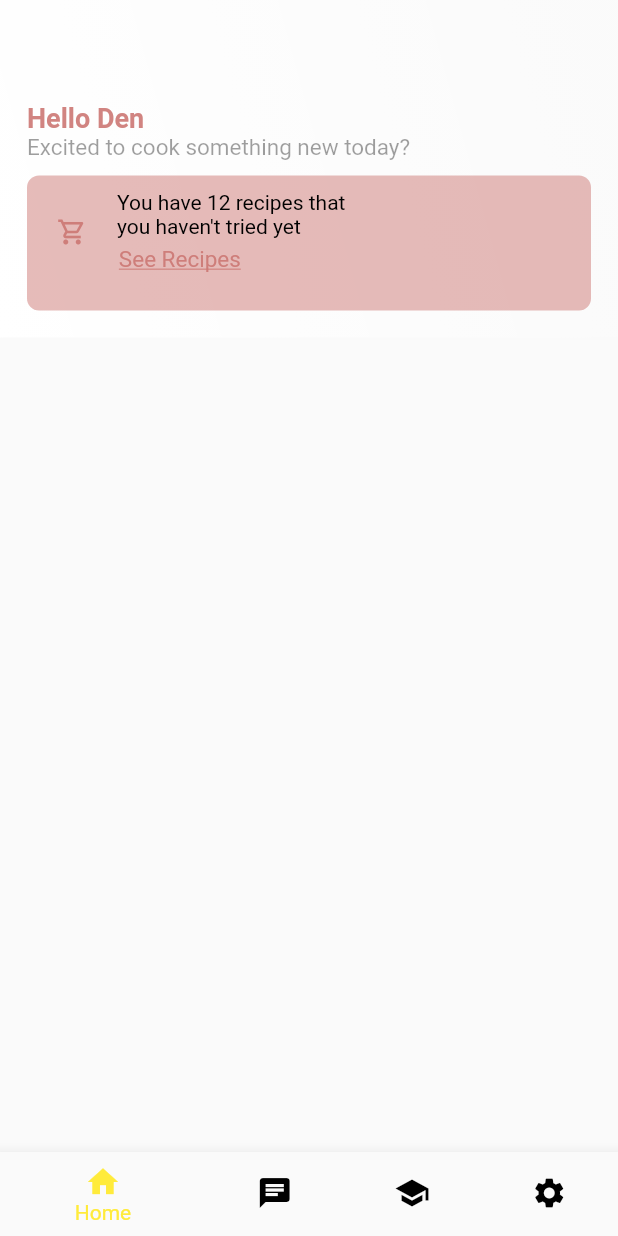
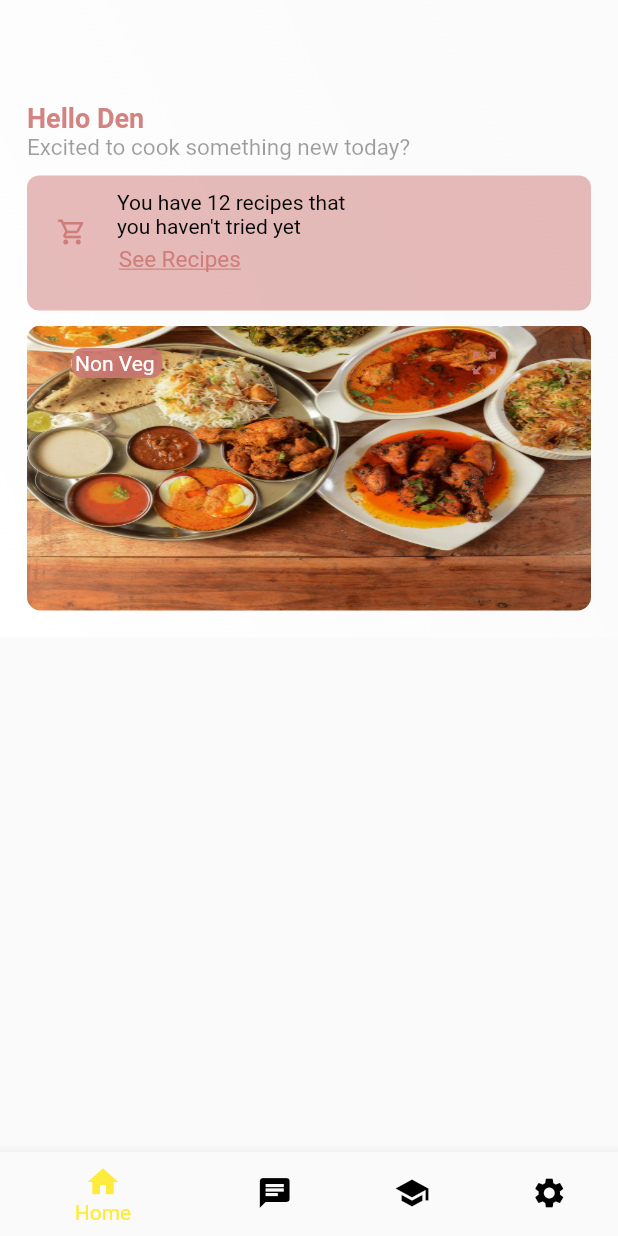
Before and after one commit to zeeshi045/Flutter-Projects, a Flutter app: the screen it shows after launch, on a phone screen of 412 x 824 dp. Run offline on Flutter 3.47's test engine with Material 2 defaults, Android fonts, the phone set to English and light mode, and no system bars; drawn by our look-alikes of auto_size_text.

Commit message:
updated
half complete

```diff
--- a/thirldinterface/lib/main.dart
+++ b/thirldinterface/lib/main.dart
@@ -110,6 +110,54 @@ class Home extends StatelessWidget {
     ),
     ),
     ),
+      SizedBox(height: 10,),
+      Container(
+        child: Padding(
+          padding: const EdgeInsets.only(bottom:140, left:30),
+          child: Row(
+            children: [
+             Container(
+               width:60,
+          height: 20,
+          decoration: BoxDecoration(
+              borderRadius: BorderRadius.circular(7),
+          color: Color.fromRGBO(204,119,115,0.9),
+        ),
+                 child: Padding(
+                   padding: const EdgeInsets.only(left: 2 ,top: 2),
+                   child: Text('Non Veg',
+                     style: TextStyle(
+                      color: Colors.white,
+                       fontSize: 14,
+
+                     ),
+                   ),
+                 ),
+
+             ),
+              Padding(
+                padding: const EdgeInsets.only(left: 205),
+                child: Icon(
+                  Icons.zoom_out_map,
+                  color: Color.fromRGBO(204,119,115,0.9),
+                  size: 20,
+                ),
+              ),
+          ],
+          ),
+        ),
+
+        height: 190.0,
+        // width: MediaQuery.of(context).size.width - 100.0,
+        decoration: BoxDecoration(
+            borderRadius: BorderRadius.circular(9),
+
+              image: new DecorationImage(
+                image: new AssetImage("images/img.jpg"),
+                fit: BoxFit.fill,
+            )
+        ),
+      ),
     ],
     ),
     ),
```
Also changed, not shown: thirldinterface/images/img.jpg (added), thirldinterface/images/zee.jpeg (added).
